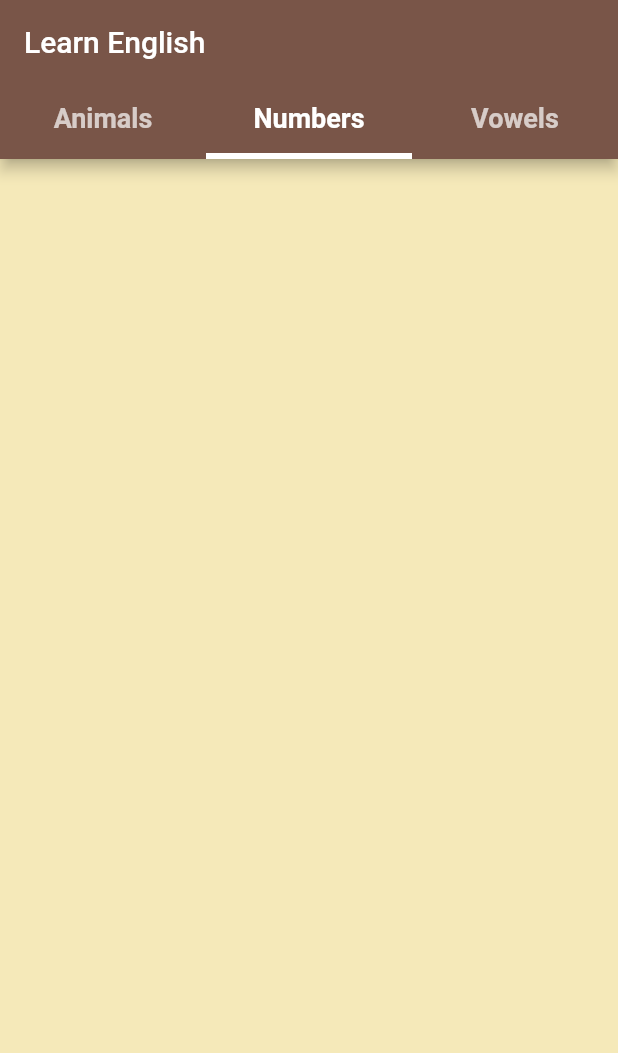
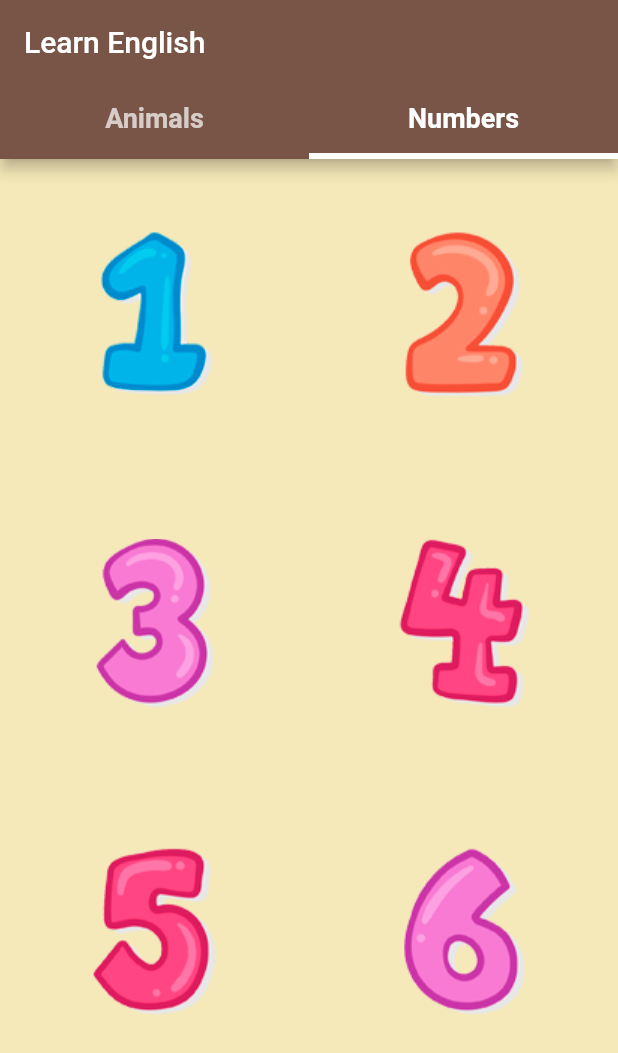
Before and after one commit to higorrocha/learn_english_bt, a Flutter app: the screen it shows after launch, tab 2 chosen, on a phone screen of 412 x 824 dp. Shown: the top 1053 px of the screen. Run offline on Flutter 3.47's test engine with Material 2 defaults, Android fonts, the phone set to English and light mode, and no system bars; our stand-ins replace audioplayers.

Commit message:
Playing the sound and add numbers tab

```diff
--- a/lib/screens/Home.dart
+++ b/lib/screens/Home.dart
@@ -18,7 +18,7 @@
   void initState() {
     super.initState();
     _tabController = TabController(
-        length: 3,
+        length: 2,
         vsync: this
     );
   }
@@ -44,8 +44,7 @@
           controller: _tabController,
           tabs: [
             Tab(text: "Animals",),
-            Tab(text: "Numbers",),
-            Tab(text: "Vowels",),
+            Tab(text: "Numbers",)
           ],
         ),
       ),
@@ -53,8 +52,7 @@
         controller: _tabController,
         children: [
           Animals(),
-          Numbers(),
-          Vowels()
+          Numbers()
         ],
       ),
     );
--- a/lib/screens/Numbers.dart
+++ b/lib/screens/Numbers.dart
@@ -1,4 +1,5 @@
 import 'package:flutter/material.dart';
+import 'package:audioplayers/audioplayers.dart';
 
 class Numbers extends StatefulWidget {
   const Numbers({Key? key}) : super(key: key);
@@ -8,8 +9,66 @@
 }
 
 class _NumbersState extends State<Numbers> {
+
+  AudioCache _audioCache = AudioCache(prefix: "assets/audio/");
+
+  _execute(String nameAudio){
+    _audioCache.play(nameAudio + ".mp3");
+  }
+
+  @override
+  void initState() {
+    super.initState();
+    _audioCache.loadAll([
+      "1.mp3", "2.mp3", "3.mp3",
+      "4.mp3", "5.mp3", "6.mp3",
+    ]);
+  }
+
+
   @override
   Widget build(BuildContext context) {
-    return Container();
+    return GridView.count(
+      crossAxisCount: 2,
+      childAspectRatio: MediaQuery.of(context).size.aspectRatio * 2,
+      children: [
+        GestureDetector(
+          onTap: (){
+            _execute("1");
+          },
+          child: Image.asset("assets/images/1.png"),
+        ),
+        GestureDetector(
+          onTap: (){
+            _execute("2");
+          },
+          child: Image.asset("assets/images/2.png"),
+        ),
+        GestureDetector(
+          onTap: (){
+            _execute("3");
+          },
+          child: Image.asset("assets/images/3.png"),
+        ),
+        GestureDetector(
+          onTap: (){
+            _execute("4");
+          },
+          child: Image.asset("assets/images/4.png"),
+        ),
+        GestureDetector(
+          onTap: (){
+            _execute("5");
+          },
+          child: Image.asset("assets/images/5.png"),
+        ),
+        GestureDetector(
+          onTap: (){
+            _execute("6");
+          },
+          child: Image.asset("assets/images/6.png"),
+        ),
+      ],
+    );
   }
 }
--- a/pubspec.yaml
+++ b/pubspec.yaml
@@ -28,6 +28,7 @@
   # The following adds the Cupertino Icons font to your application.
   # Use with the CupertinoIcons class for iOS style icons.
   cupertino_icons: ^1.0.2
+  audioplayers: ^0.20.0
 
 dev_dependencies:
   flutter_test:
@@ -49,6 +50,7 @@
   #   - images/a_dot_burr.jpeg
   #   - images/a_dot_ham.jpeg
   assets:
+    #images
     - assets/images/1.png
     - assets/images/2.png
     - assets/images/3.png
@@ -63,7 +65,7 @@
     - assets/images/rights.png
     - assets/images/second_background.png
     - assets/images/sheep.png
-
+    #audio
     - assets/audio/1.mp3
     - assets/audio/2.mp3
     - assets/audio/3.mp3
```
Also changed, not shown: lib/screens/Animals.dart (+35 -7 lines), pubspec.lock, 1 other file.
